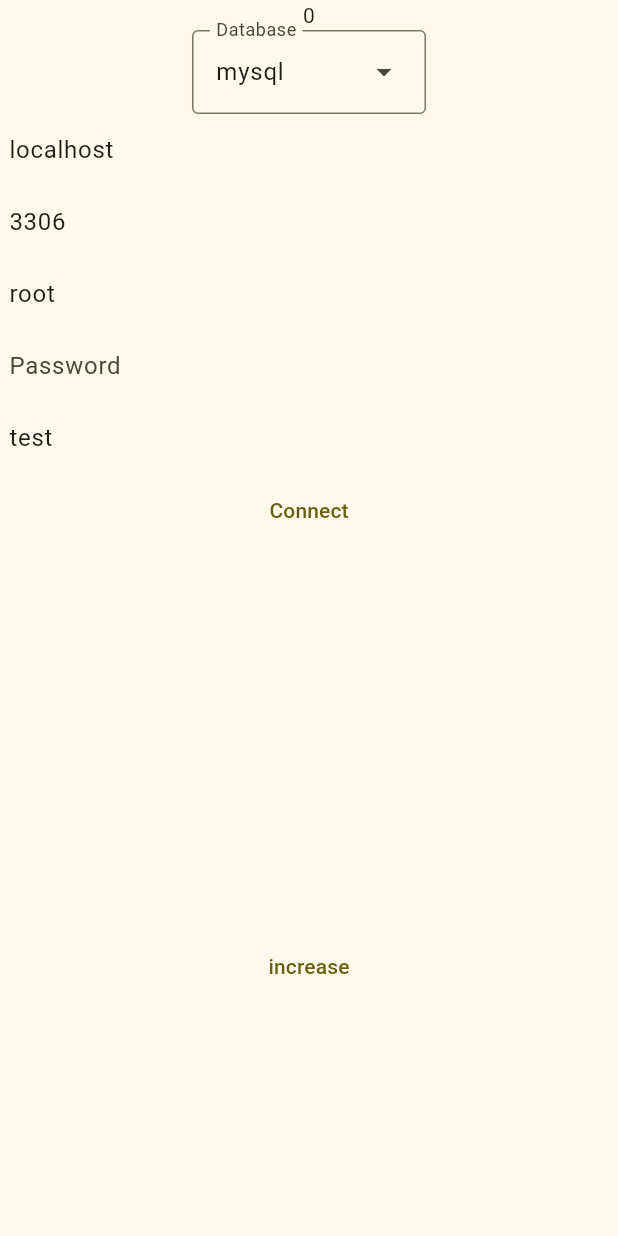
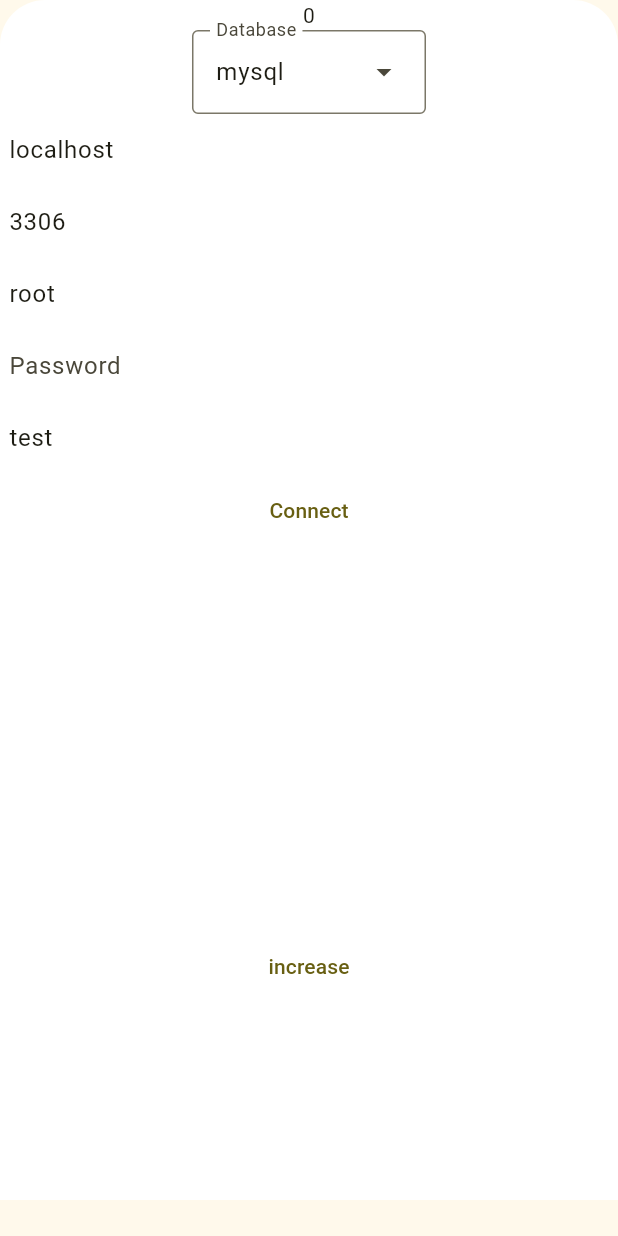
Before and after one commit to arlyxiao/data-viewer, a Flutter app: the screen it shows after launch, after a tap on "Connect", on a phone screen of 412 x 824 dp. Run offline on Flutter 3.47's test engine with Material 2 defaults, Android fonts, the phone set to English and light mode, and no system bars; our stand-ins replace go_router; missing offline and left inert: mysql1.

Commit message:
Update folder

```diff
--- a/lib/main.dart
+++ b/lib/main.dart
@@ -1,70 +1,21 @@
 import 'package:flutter/material.dart';
-import 'package:go_router/go_router.dart';
 import 'package:provider/provider.dart';
 
 import './common/theme.dart';
-import './models/form.dart';
-import './views/database_connection_form.dart';
+import 'route.dart';
+import 'models/connection_model.dart';
 
-void main() => runApp(const MyApp());
+void main() => runApp(const MainApp());
 
-GoRouter router() {
-  return GoRouter(
-    initialLocation: '/form',
-    routes: [
-      GoRoute(
-        path: '/home',
-        builder: (context, state) => const Home(),
-      ),
-      GoRoute(
-        path: '/form',
-        builder: (context, state) => const Form(),
-      ),
-    ],
-  );
-}
-
-class Home extends StatelessWidget {
-  const Home({super.key});
-
-  @override
-  Widget build(BuildContext context) {
-    return const Placeholder();
-  }
-}
-
-class Form extends StatelessWidget {
-  const Form({super.key});
-
-  @override
-  Widget build(BuildContext context) {
-    return Scaffold(
-        body: Column(
-      children: [
-        Text('${context.watch<FormModel>().counter}'),
-        const Center(
-          child: SizedBox(
-              width: 400, height: 600, child: DatabaseConnectionForm()),
-        ),
-        TextButton(
-            onPressed: Provider.of<FormModel>(context).increase,
-            child: const Text('increase'))
-      ],
-    ));
-  }
-}
-
-class MyApp extends StatelessWidget {
-  const MyApp({super.key});
+class MainApp extends StatelessWidget {
+  const MainApp({super.key});
 
   @override
   Widget build(BuildContext context) {
     return MultiProvider(
-      providers: [
-        ChangeNotifierProvider(create: (BuildContext context) => FormModel())
-      ],
+      providers: [ChangeNotifierProvider(create: (BuildContext context) => ConnectionModel())],
       child: MaterialApp.router(
-        title: 'Provider Demo',
+        title: 'Database Viewer',
         theme: appTheme,
         routerConfig: router(),
       ),
--- a/lib/models/form.dart
+++ b/lib/models/connection_model.dart
@@ -1,7 +1,7 @@
 import 'package:flutter/foundation.dart';
 import 'package:mysql1/mysql1.dart';
 
-class FormModel extends ChangeNotifier {
+class ConnectionModel extends ChangeNotifier {
   final dbTypes = ['mysql', 'postgres'];
   var dbList = {
     'mysql': [],
--- /dev/null
+++ b/lib/route.dart
@@ -0,0 +1,20 @@
+import 'package:go_router/go_router.dart';
+
+import './views/home.dart';
+import './views/connection.dart';
+
+GoRouter router() {
+  return GoRouter(
+    initialLocation: '/connection',
+    routes: [
+      GoRoute(
+        path: '/home',
+        builder: (context, state) => const Home(),
+      ),
+      GoRoute(
+        path: '/connection',
+        builder: (context, state) => const Connection(),
+      ),
+    ],
+  );
+}
--- /dev/null
+++ b/lib/views/connection.dart
@@ -0,0 +1,24 @@
+import 'package:flutter/material.dart';
+import 'package:provider/provider.dart';
+
+import '../widgets/main_layout.dart';
+import '../widgets/connection_form.dart';
+import '../models/connection_model.dart';
+
+class Connection extends StatelessWidget {
+  const Connection({super.key});
+
+  @override
+  Widget build(BuildContext context) {
+    return MainLayout(
+        child: Column(
+      children: [
+        Text('${context.watch<ConnectionModel>().counter}'),
+        const Center(
+          child: SizedBox(width: 400, height: 600, child: ConnectionForm()),
+        ),
+        TextButton(onPressed: Provider.of<ConnectionModel>(context).increase, child: const Text('increase'))
+      ],
+    ));
+  }
+}
--- /dev/null
+++ b/lib/views/home.dart
@@ -0,0 +1,10 @@
+import 'package:flutter/material.dart';
+
+class Home extends StatelessWidget {
+  const Home({super.key});
+
+  @override
+  Widget build(BuildContext context) {
+    return const Placeholder();
+  }
+}
--- a/lib/views/database_connection_form.dart
+++ b/lib/widgets/connection_form.dart
@@ -3,17 +3,17 @@
 import 'package:provider/provider.dart';
 
 import '../common/constant.dart';
-import '../models/form.dart';
-import './database_menu.dart';
+import '../models/connection_model.dart';
+import 'database_menu.dart';
 
-class DatabaseConnectionForm extends StatefulWidget {
-  const DatabaseConnectionForm({super.key});
+class ConnectionForm extends StatefulWidget {
+  const ConnectionForm({super.key});
 
   @override
-  State<DatabaseConnectionForm> createState() => _FormState();
+  State<ConnectionForm> createState() => _FormState();
 }
 
-class _FormState extends State<DatabaseConnectionForm> {
+class _FormState extends State<ConnectionForm> {
   var _host = DatabaseConstant.host;
   var _port = DatabaseConstant.port;
   var _username = DatabaseConstant.username;
@@ -23,9 +23,14 @@
   @override
   Widget build(BuildContext context) {
     void connect() {
-      final database = context.read<FormModel>().database;
-      Provider.of<FormModel>(context, listen: false)
-          .insert(database: database, host: _host, port: _port, username: _username, password: _password, db: _name);
+      final database = context.read<ConnectionModel>().database;
+      Provider.of<ConnectionModel>(context, listen: false).insert(
+          database: database,
+          host: _host,
+          port: _port,
+          username: _username,
+          password: _password,
+          db: _name);
     }
 
     return Column(
@@ -33,7 +38,8 @@
         const DatabaseDropdownMenu(),
         TextFormField(
           initialValue: DatabaseConstant.host,
-          decoration: const InputDecoration(border: InputBorder.none, hintText: 'host'),
+          decoration:
+              const InputDecoration(border: InputBorder.none, hintText: 'host'),
           onChanged: (text) {
             setState(() {
               _host = text;
@@ -47,7 +53,8 @@
             FilteringTextInputFormatter.digitsOnly,
             LengthLimitingTextInputFormatter(5),
           ],
-          decoration: const InputDecoration(border: InputBorder.none, hintText: 'Port'),
+          decoration:
+              const InputDecoration(border: InputBorder.none, hintText: 'Port'),
           onChanged: (text) {
             setState(() {
               try {
@@ -61,7 +68,8 @@
         ),
         TextFormField(
           initialValue: DatabaseConstant.username,
-          decoration: const InputDecoration(border: InputBorder.none, hintText: 'Username'),
+          decoration: const InputDecoration(
+              border: InputBorder.none, hintText: 'Username'),
           onChanged: (text) {
             setState(() {
               _username = text;
@@ -70,7 +78,8 @@
         ),
         TextFormField(
           initialValue: DatabaseConstant.password,
-          decoration: const InputDecoration(border: InputBorder.none, hintText: 'Password'),
+          decoration: const InputDecoration(
+              border: InputBorder.none, hintText: 'Password'),
           onChanged: (text) {
             setState(() {
               _password = text;
@@ -79,7 +88,8 @@
         ),
         TextFormField(
           initialValue: DatabaseConstant.name,
-          decoration: const InputDecoration(border: InputBorder.none, hintText: 'Database Name'),
+          decoration: const InputDecoration(
+              border: InputBorder.none, hintText: 'Database Name'),
           onChanged: (text) {
             setState(() {
               _name = text;
--- a/lib/views/database_menu.dart
+++ b/lib/widgets/database_menu.dart
@@ -1,7 +1,7 @@
 import 'package:flutter/material.dart';
 import 'package:provider/provider.dart';
 
-import '../models/form.dart';
+import '../models/connection_model.dart';
 
 class DatabaseDropdownMenu extends StatefulWidget {
   const DatabaseDropdownMenu({super.key});
@@ -33,7 +33,7 @@
       onSelected: (ValueLabel? option) {
         setState(() {
           selectedValue = option;
-          Provider.of<FormModel>(context, listen: false)
+          Provider.of<ConnectionModel>(context, listen: false)
               .selectDatabase(option!.value);
         });
       },
--- /dev/null
+++ b/lib/widgets/main_layout.dart
@@ -0,0 +1,22 @@
+import 'package:flutter/material.dart';
+
+class MainLayout extends StatelessWidget {
+  Widget child;
+
+  MainLayout({required this.child, super.key});
+
+  @override
+  Widget build(BuildContext context) {
+    return Scaffold(
+        body: Container(
+            height: 800,
+            width: 800,
+            decoration: const BoxDecoration(
+                color: Colors.white,
+                borderRadius: BorderRadius.only(
+                  topLeft: Radius.circular(30),
+                  topRight: Radius.circular(30),
+                )),
+            child: child));
+  }
+}
```
